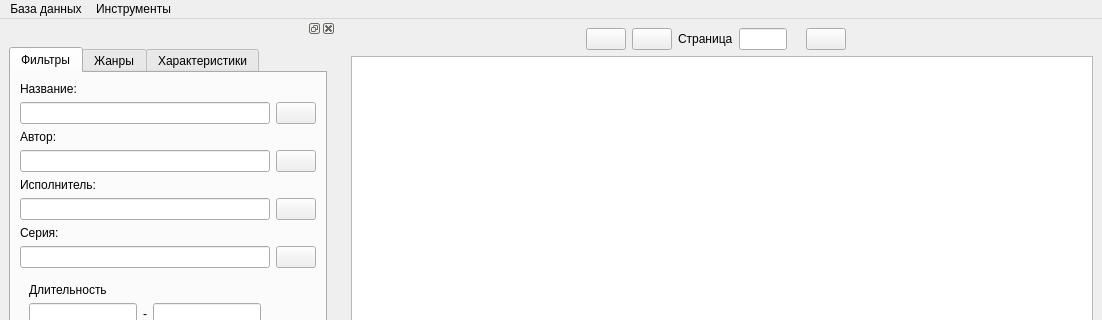
Qt form ui/main.ui (fabrikant/akniga-parser) before a commit; both pictures show x 0 to 1102 and y 0 to 320 of the 1102 by 792 pixel window.
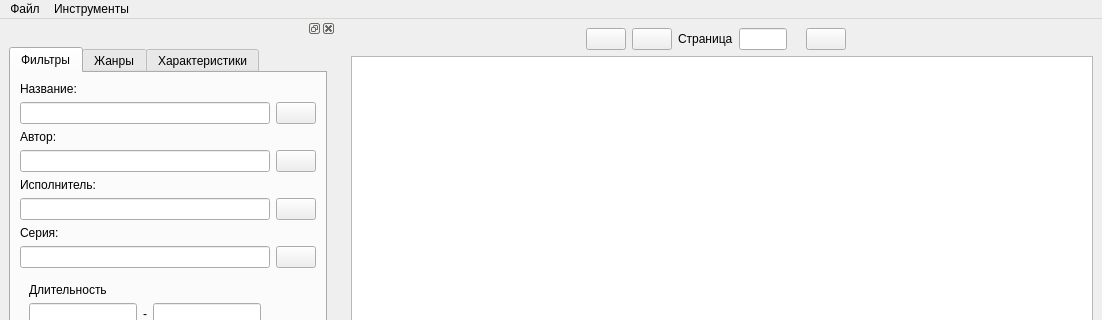
The same form after that commit. Icons and pictures are not drawn. Custom widgets are drawn as their Qt base class.

Commit message: menu and dbl click

What changed in the file:
```diff
--- a/ui/main.ui
+++ b/ui/main.ui
@@ -158,9 +158,9 @@
      <height>22</height>
     </rect>
    </property>
-   <widget class="QMenu" name="menu_database">
+   <widget class="QMenu" name="menu_file">
     <property name="title">
-     <string>База данных</string>
+     <string>Файл</string>
     </property>
     <addaction name="connect_action"/>
    </widget>
@@ -170,7 +170,7 @@
     </property>
     <addaction name="filter_doc_action"/>
    </widget>
-   <addaction name="menu_database"/>
+   <addaction name="menu_file"/>
    <addaction name="menu_tools"/>
   </widget>
   <widget class="QStatusBar" name="statusbar"/>
```
Left out of the diff: 60 changed lines with no effect on the pictures. The commit also changes 5 other files.
